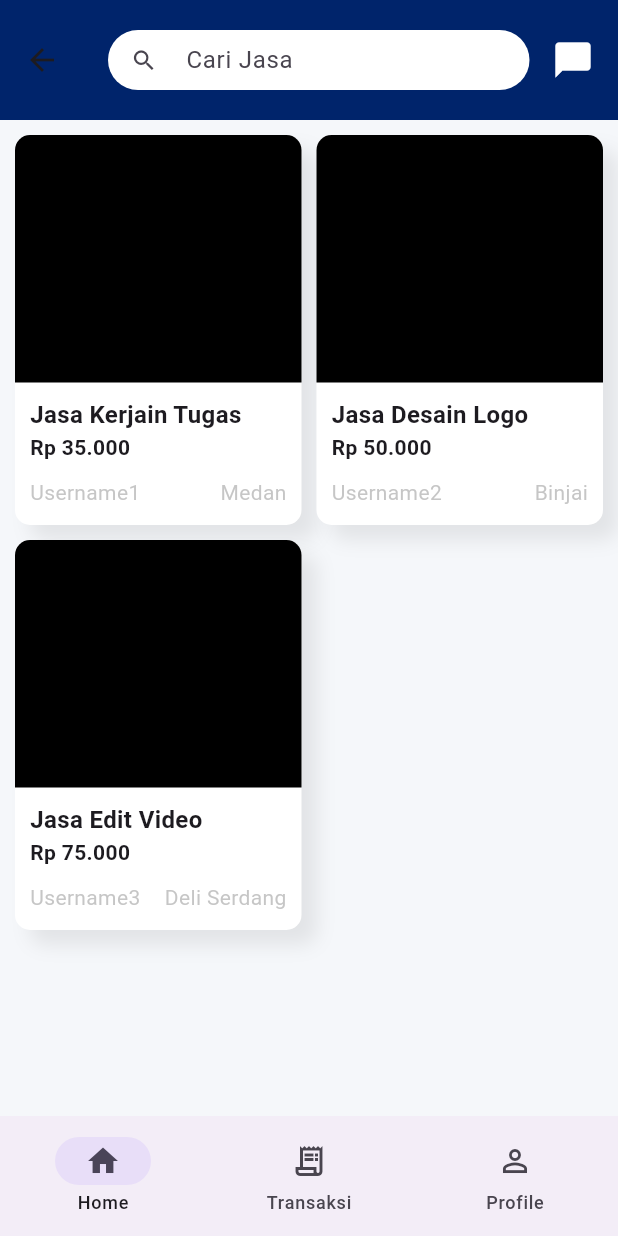
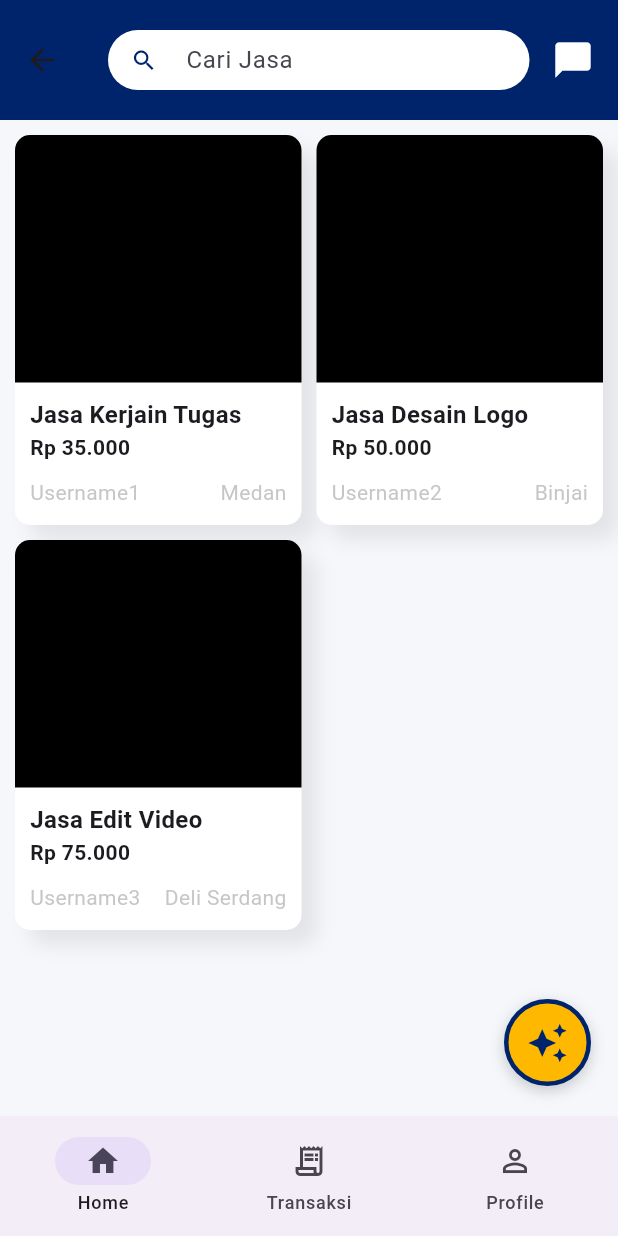
Before and after one commit to Hannn2005/KamiKerjain_Frontend, a Flutter app: the HomeScreen screen opened directly, on a phone screen of 412 x 824 dp. Run offline on Flutter 3.47's test engine with Material 3 defaults, Android fonts, the light colour scheme and no system bars.

Commit message:
AI Chatbot
Penambahan AI Chatbot Screen

```diff
--- a/lib/screens/home_screen.dart
+++ b/lib/screens/home_screen.dart
@@ -1,5 +1,6 @@
 import 'package:flutter/material.dart';
 import 'package:kami_kerjain/widgets/bottom_navbar.dart';
+import 'package:kami_kerjain/widgets/ai_floating_button.dart';
 
 class HomeScreen extends StatelessWidget {
   const HomeScreen({super.key});
@@ -24,15 +25,22 @@ class HomeScreen extends StatelessWidget {
       "location": "Deli Serdang",
     },
   ];
+
   @override
   Widget build(BuildContext context) {
     return Scaffold(
-      backgroundColor: Color(0xFFf5f7fa),
+      backgroundColor: const Color(0xFFF5F7FA),
+
+      // =========================
+      // APP BAR
+      // =========================
       appBar: AppBar(
         toolbarHeight: 80,
-        backgroundColor: const Color(0xFF00246b),
+        backgroundColor: const Color(0xFF00246B),
+        elevation: 0,
         title: Row(
           children: [
+            // SEARCH BAR
             Expanded(
               child: Container(
                 height: 40,
@@ -44,7 +52,10 @@ class HomeScreen extends StatelessWidget {
                   textAlignVertical: TextAlignVertical.center,
                   decoration: InputDecoration(
                     hintText: 'Cari Jasa',
-                    prefixIcon: Icon(Icons.search),
+                    prefixIcon: Icon(
+                      Icons.search,
+                      color: Color(0xFF00246B),
+                    ),
                     border: InputBorder.none,
                     isDense: true,
                     contentPadding: EdgeInsets.zero,
@@ -55,15 +66,26 @@ class HomeScreen extends StatelessWidget {
 
             const SizedBox(width: 15),
 
-            const Icon(Icons.chat_bubble, color: Colors.white, size: 28),
+            // CHAT CUSTOMER
+            const Icon(
+              Icons.chat_bubble,
+              color: Colors.white,
+              size: 28,
+            ),
           ],
         ),
       ),
 
-      body: GridView.builder(
-        physics: ClampingScrollPhysics(),
+      // =========================
+      // BODY
+      // =========================
+      body: Stack(
+        children: [
+          GridView.builder(
+            physics: const ClampingScrollPhysics(),
             padding: const EdgeInsets.all(10),
-        gridDelegate: const SliverGridDelegateWithFixedCrossAxisCount(
+            gridDelegate:
+                const SliverGridDelegateWithFixedCrossAxisCount(
               crossAxisCount: 2,
               crossAxisSpacing: 10,
               mainAxisSpacing: 10,
@@ -71,7 +93,6 @@ class HomeScreen extends StatelessWidget {
             ),
             itemCount: dummy.length,
             itemBuilder: (context, index) {
-
               return Container(
                 width: double.infinity,
                 decoration: BoxDecoration(
@@ -88,6 +109,7 @@ class HomeScreen extends StatelessWidget {
                 child: Column(
                   crossAxisAlignment: CrossAxisAlignment.start,
                   children: [
+                    // IMAGE PLACEHOLDER
                     Container(
                       height: 165,
                       width: double.infinity,
@@ -100,33 +122,46 @@ class HomeScreen extends StatelessWidget {
                       ),
                     ),
 
+                    // SERVICE INFORMATION
                     Padding(
                       padding: const EdgeInsets.all(10),
                       child: Column(
-                    crossAxisAlignment: CrossAxisAlignment.start,
+                        crossAxisAlignment:
+                            CrossAxisAlignment.start,
                         children: [
                           Text(
                             dummy[index]["jasa"],
-                        style: TextStyle(
+                            style: const TextStyle(
                               fontWeight: FontWeight.bold,
                               fontSize: 16,
                             ),
                           ),
+
                           Text(
                             dummy[index]["harga"],
-                        style: TextStyle(fontWeight: FontWeight.bold),
+                            style: const TextStyle(
+                              fontWeight: FontWeight.bold,
                             ),
-                      SizedBox(height: 10),
+                          ),
+
+                          const SizedBox(height: 10),
+
                           Row(
-                        mainAxisAlignment: MainAxisAlignment.spaceBetween,
+                            mainAxisAlignment:
+                                MainAxisAlignment.spaceBetween,
                             children: [
                               Text(
                                 dummy[index]["seller"],
-                            style: TextStyle(color: Colors.grey.withAlpha(150)),
+                                style: TextStyle(
+                                  color: Colors.grey.withAlpha(150),
                                 ),
+                              ),
+
                               Text(
                                 dummy[index]["location"],
-                            style: TextStyle(color: Colors.grey.withAlpha(150)),
+                                style: TextStyle(
+                                  color: Colors.grey.withAlpha(150),
+                                ),
                               ),
                             ],
                           ),
@@ -139,8 +174,17 @@ class HomeScreen extends StatelessWidget {
             },
           ),
 
-    bottomNavigationBar: BottomNavbar(),
+          // =========================
+          // FLOATING KAMI AI
+          // =========================
+          const AiFloatingButton(),
+        ],
+      ),
 
+      // =========================
+      // BOTTOM NAVIGATION
+      // =========================
+      bottomNavigationBar: const BottomNavbar(),
     );
   }
 }
--- /dev/null
+++ b/lib/widgets/ai_floating_button.dart
@@ -0,0 +1,48 @@
+import 'package:flutter/material.dart';
+import '../screens/ai_chat_screen.dart';
+
+class AiFloatingButton extends StatelessWidget {
+  const AiFloatingButton({super.key});
+
+  @override
+  Widget build(BuildContext context) {
+    return Positioned(
+      right: 18,
+      bottom: 20,
+      child: GestureDetector(
+        onTap: () {
+          Navigator.push(
+            context,
+            MaterialPageRoute(
+              builder: (context) => const AiChatScreen(),
+            ),
+          );
+        },
+        child: Container(
+          width: 58,
+          height: 58,
+          decoration: BoxDecoration(
+            color: const Color(0xFFFFB800),
+            shape: BoxShape.circle,
+            border: Border.all(
+              color: const Color(0xFF00246B),
+              width: 3,
+            ),
+            boxShadow: [
+              BoxShadow(
+                color: Colors.black.withAlpha(50),
+                blurRadius: 8,
+                offset: const Offset(0, 3),
+              ),
+            ],
+          ),
+          child: const Icon(
+            Icons.auto_awesome,
+            color: Color(0xFF00246B),
+            size: 28,
+          ),
+        ),
+      ),
+    );
+  }
+}
```
Also changed, not shown: lib/screens/ai_chat_screen.dart (added, +374 -0 lines). Lines whose indentation alone changed are shown as unchanged.
